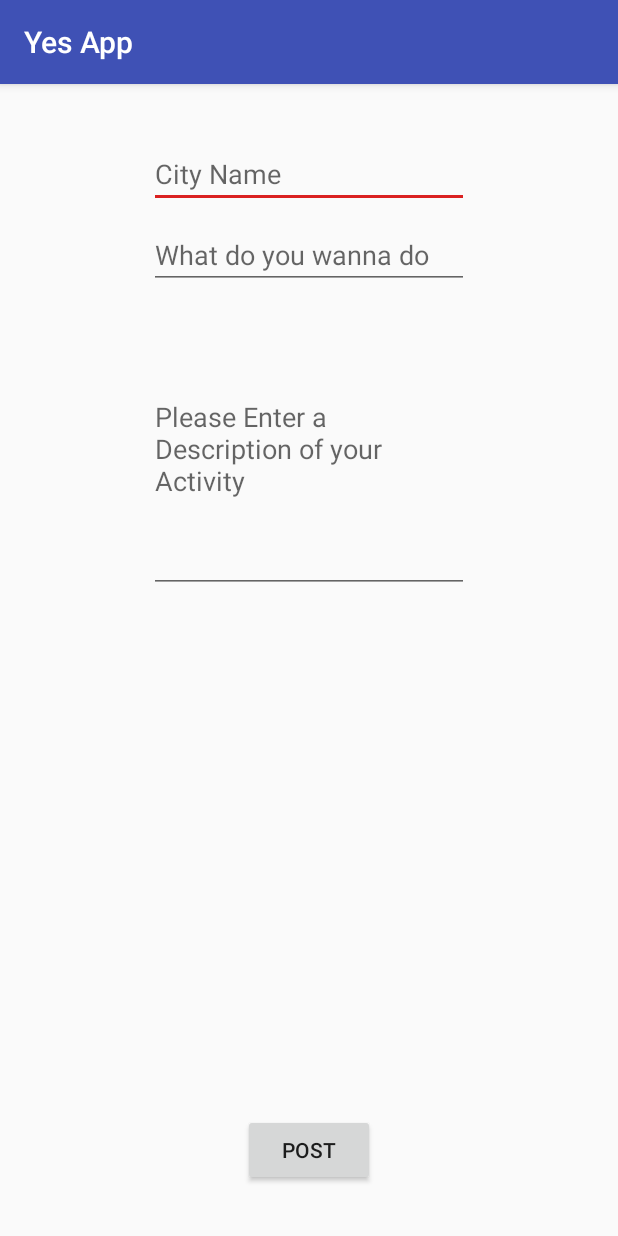
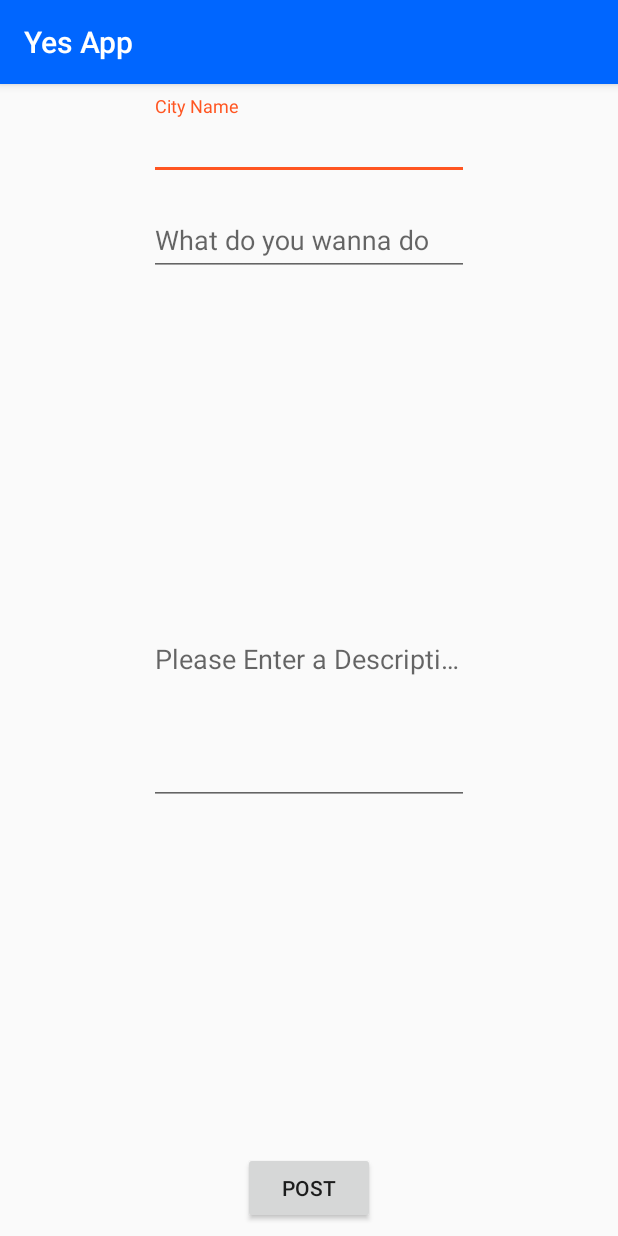
Before and after one commit to Alkhatib-Abraham/YesApp, an Android app: the Create screen opened directly, with no data from a screen before it, on a phone screen of 412 x 824 dp. Run offline under Robolectric (Android 15) with nearby library versions, the phone set to English and light mode, and no system bars; our stand-ins replace Firebase (no records; nobody signed in at launch, a user with empty details on screens opened directly).

Commit message:
Visual improvments incl. better EditTexts and colors

```diff
--- a/app/src/main/java/com/yesapp/yesapp/LoginActivity.java
+++ b/app/src/main/java/com/yesapp/yesapp/LoginActivity.java
@@ -60,6 +60,7 @@ public class LoginActivity extends AppCompatActivity implements ResetPasswordLis
 
         sp = getSharedPreferences("login", MODE_PRIVATE);
         if (sp.getBoolean("logged", false)) {
+
 
              progressBar.setVisibility(View.VISIBLE);
              loginBtn.setEnabled(false);
--- a/app/src/main/res/layout/activity_create.xml
+++ b/app/src/main/res/layout/activity_create.xml
@@ -1,21 +1,34 @@
 <?xml version="1.0" encoding="utf-8"?>
-<RelativeLayout xmlns:android="http://schemas.android.com/apk/res/android"
+<android.support.constraint.ConstraintLayout xmlns:android="http://schemas.android.com/apk/res/android"
     xmlns:app="http://schemas.android.com/apk/res-auto"
     xmlns:tools="http://schemas.android.com/tools"
     android:layout_width="match_parent"
     android:layout_height="match_parent"
     tools:context=".Create">
 
-    <EditText
+    <android.support.design.widget.TextInputLayout
+        android:id="@+id/textInputLayout"
+        android:layout_width="wrap_content"
+        android:layout_height="wrap_content"
+        android:layout_marginEnd="8dp"
+        android:layout_marginStart="8dp"
+        android:layout_marginTop="8dp"
+        app:layout_constraintEnd_toEndOf="parent"
+        app:layout_constraintStart_toStartOf="parent"
+        app:layout_constraintTop_toTopOf="parent">
+
+        <android.support.design.widget.TextInputEditText
             android:id="@+id/cityname"
-        android:layout_width="wrap_content"
+            android:layout_width="match_parent"
             android:layout_height="wrap_content"
             android:layout_alignParentTop="true"
             android:layout_centerHorizontal="true"
             android:layout_marginTop="37dp"
             android:ems="10"
-        android:hint="City Name"
+            android:hint="@string/city_name"
             android:inputType="text" />
+    </android.support.design.widget.TextInputLayout>
+
 
     <Button
         android:id="@+id/post_btn"
@@ -23,32 +36,63 @@
         android:layout_height="wrap_content"
         android:layout_alignParentBottom="true"
         android:layout_centerHorizontal="true"
-        android:layout_marginBottom="33dp"
+        android:layout_marginBottom="8dp"
+        android:layout_marginEnd="8dp"
+        android:layout_marginStart="8dp"
         android:onClick="post"
-        android:text="Post" />
+        android:text="@string/post"
+        app:layout_constraintBottom_toBottomOf="parent"
+        app:layout_constraintEnd_toEndOf="parent"
+        app:layout_constraintStart_toStartOf="parent" />
 
 
-    <EditText
+    <android.support.design.widget.TextInputLayout
+        android:id="@+id/textInputLayout2"
+        android:layout_width="wrap_content"
+        android:layout_height="wrap_content"
+        android:layout_marginEnd="8dp"
+        android:layout_marginStart="8dp"
+        android:layout_marginTop="8dp"
+        app:layout_constraintEnd_toEndOf="parent"
+        app:layout_constraintStart_toStartOf="parent"
+        app:layout_constraintTop_toBottomOf="@+id/textInputLayout">
+
+        <android.support.design.widget.TextInputEditText
             android:id="@+id/action"
-        android:layout_width="wrap_content"
+            android:layout_width="match_parent"
             android:layout_height="wrap_content"
             android:layout_alignParentTop="true"
             android:layout_centerHorizontal="true"
             android:layout_marginTop="91dp"
             android:ems="10"
-        android:hint="What do you wanna do"
+            android:hint="@string/what_do_you_wanna_do"
             android:inputType="text" />
+    </android.support.design.widget.TextInputLayout>
 
-    <EditText
+
+    <android.support.design.widget.TextInputLayout
+        android:layout_width="wrap_content"
+        android:layout_height="284dp"
+        android:layout_marginBottom="8dp"
+        android:layout_marginEnd="8dp"
+        android:layout_marginStart="8dp"
+        android:layout_marginTop="8dp"
+        app:layout_constraintBottom_toTopOf="@+id/post_btn"
+        app:layout_constraintEnd_toEndOf="parent"
+        app:layout_constraintStart_toStartOf="parent"
+        app:layout_constraintTop_toBottomOf="@+id/textInputLayout2">
+
+        <android.support.design.widget.TextInputEditText
             android:id="@+id/editText2"
-        android:layout_width="wrap_content"
+            android:layout_width="match_parent"
             android:layout_height="192dp"
             android:layout_alignParentTop="true"
             android:layout_centerHorizontal="true"
             android:layout_marginTop="147dp"
             android:ems="10"
-        android:hint="Please Enter a Description of your Activity "
+            android:hint="@string/please_enter_a_description_of_your_activity"
             android:inputType="textMultiLine" />
+    </android.support.design.widget.TextInputLayout>
 
 
-</RelativeLayout>
+</android.support.constraint.ConstraintLayout>
--- a/app/src/main/res/layout/row_view.xml
+++ b/app/src/main/res/layout/row_view.xml
@@ -6,7 +6,7 @@
 
     android:layout_height="wrap_content"
     android:layout_margin="6dp"
-    android:background="#E1F5FE"
+    android:background="@color/colorTransparent"
     android:orientation="vertical"
     tools:layout_editor_absoluteY="81dp">
 
--- a/app/src/main/res/values/colors.xml
+++ b/app/src/main/res/values/colors.xml
@@ -1,6 +1,7 @@
 <?xml version="1.0" encoding="utf-8"?>
 <resources>
-    <color name="colorPrimary">#3F51B5</color>
-    <color name="colorPrimaryDark">#303f9f</color>
-    <color name="colorAccent">#da2121</color>
+    <color name="colorPrimary">#0066ff</color>
+    <color name="colorPrimaryDark">#0033ff</color>
+    <color name="colorAccent">#ff5521</color>
+    <color name="colorTransparent">#100066ff</color>
 </resources>
--- a/app/src/main/res/values/strings.xml
+++ b/app/src/main/res/values/strings.xml
@@ -18,4 +18,20 @@
         completions."
     </string>
     <string name="title_activity_registeractivity">Registeractivity</string>
+    <string name="need_a_new_account">NEED A NEW ACCOUNT</string>
+    <string name="forget_your_password">Forget your password?</string>
+    <string name="password_must_be_at_least_6_digits">Password must be at least 6 digits</string>
+    <string name="login">Login</string>
+    <string name="invalid_email_please_try_again">Invalid Email, Please try again</string>
+    <string name="email">Email</string>
+    <string name="password">Password</string>
+    <string name="please_enter_the_password_again">please enter the Password again</string>
+    <string name="password_dosn_t_match">Password dosn\'t match</string>
+    <string name="your_name">Your Name</string>
+    <string name="please_enter_a_name">Please Enter a Name</string>
+    <string name="register">Register</string>
+    <string name="city_name">City Name</string>
+    <string name="post">Post</string>
+    <string name="what_do_you_wanna_do">What do you wanna do</string>
+    <string name="please_enter_a_description_of_your_activity">Please Enter a Description of your Activity</string>
 </resources>
```
Also changed, not shown: app/src/main/java/com/yesapp/yesapp/MainActivity.java (+2 -11 lines), app/src/main/res/layout/activity_login.xml (+22 -10 lines), app/src/main/res/layout/activity_register.xml (+32 -13 lines), app/src/main/res/layout/activity_settings.xml (+18 -7 lines). Lines whose indentation alone changed are shown as unchanged.
